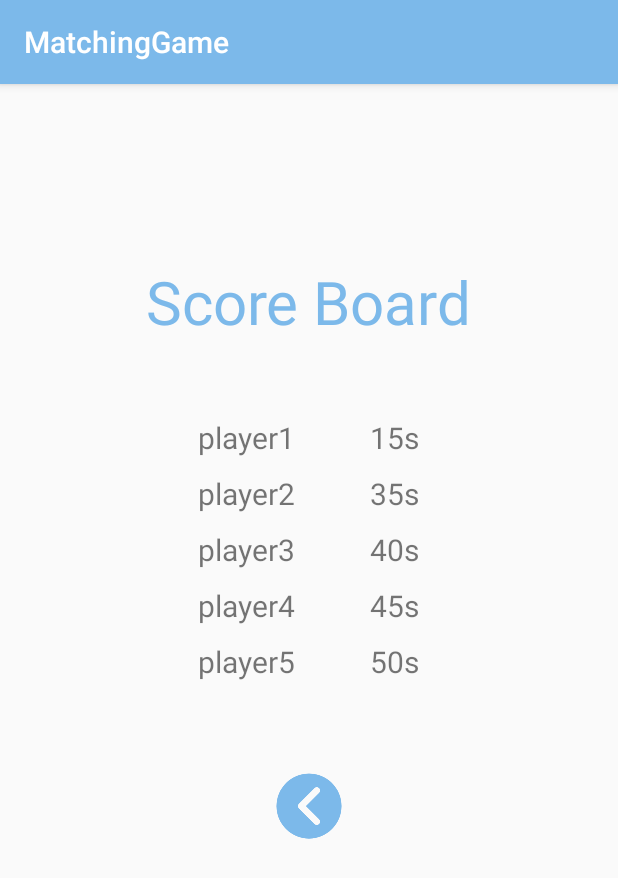
After one commit to zacaugustzac/MatchingGameCA, an Android app: the ScoreActivity screen opened directly, with no data from a screen before it, on a phone screen of 412 x 824 dp. The commit adds this screen. Shown: the top 878 px of the screen. Run offline under Robolectric (Android 15) with nearby library versions, the phone set to English and light mode, and no system bars.

Commit message:
Create the layout with score activity.

```diff
--- /dev/null
+++ b/app/src/main/java/com/example/matchinggame/ScoreActivity.java
@@ -0,0 +1,27 @@
+package com.example.matchinggame;
+
+import androidx.appcompat.app.AppCompatActivity;
+
+import android.content.Intent;
+import android.os.Bundle;
+import android.view.View;
+import android.widget.Button;
+
+public class ScoreActivity extends AppCompatActivity {
+    private Button mback;
+
+
+    @Override
+    protected void onCreate(Bundle savedInstanceState) {
+        super.onCreate(savedInstanceState);
+        setContentView(R.layout.activity_score);
+        mback = findViewById(R.id.back);
+        mback.setOnClickListener(new View.OnClickListener() {
+            @Override
+            public void onClick(View v) {
+                Intent intent = new Intent(ScoreActivity.this, MainActivity.class);
+                startActivity(intent);
+            }
+        });
+    }
+}
--- /dev/null
+++ b/app/src/main/res/layout/activity_score.xml
@@ -0,0 +1,132 @@
+<?xml version="1.0" encoding="utf-8"?>
+<LinearLayout xmlns:android="http://schemas.android.com/apk/res/android"
+    android:layout_width="match_parent"
+    android:layout_height="match_parent"
+    android:gravity="center"
+    android:orientation="vertical">
+
+    <TextView
+        android:id="@+id/title"
+        android:layout_width="wrap_content"
+        android:layout_height="wrap_content"
+        android:layout_marginTop="-100dp"
+        android:text="Score Board"
+        android:textColor="@color/blue"
+        android:textSize="40dp" />
+
+    <LinearLayout
+        android:layout_width="wrap_content"
+        android:layout_height="wrap_content"
+        android:layout_marginTop="50dp"
+        android:orientation="horizontal">
+
+        <TextView
+            android:layout_width="wrap_content"
+            android:layout_height="wrap_content"
+            android:layout_marginRight="50dp"
+            android:text="player1"
+            android:textSize="20dp" />
+
+        <TextView
+            android:layout_width="wrap_content"
+            android:layout_height="wrap_content"
+            android:text="15s"
+            android:textSize="20dp" />
+
+    </LinearLayout>
+
+    <LinearLayout
+        android:layout_width="wrap_content"
+        android:layout_height="wrap_content"
+        android:layout_marginTop="10dp"
+        android:orientation="horizontal">
+
+        <TextView
+            android:layout_width="wrap_content"
+            android:layout_height="wrap_content"
+            android:layout_marginRight="50dp"
+            android:text="player2"
+            android:textSize="20dp" />
+
+        <TextView
+            android:layout_width="wrap_content"
+            android:layout_height="wrap_content"
+            android:text="35s"
+            android:textSize="20dp" />
+
+    </LinearLayout>
+
+    <LinearLayout
+        android:layout_width="wrap_content"
+        android:layout_height="wrap_content"
+        android:layout_marginTop="10dp"
+        android:orientation="horizontal">
+
+        <TextView
+            android:layout_width="wrap_content"
+            android:layout_height="wrap_content"
+            android:layout_marginRight="50dp"
+            android:text="player3"
+            android:textSize="20dp" />
+
+        <TextView
+            android:layout_width="wrap_content"
+            android:layout_height="wrap_content"
+            android:text="40s"
+            android:textSize="20dp" />
+
+    </LinearLayout>
+
+    <LinearLayout
+        android:layout_width="wrap_content"
+        android:layout_height="wrap_content"
+        android:layout_marginTop="10dp"
+        android:orientation="horizontal">
+
+        <TextView
+            android:layout_width="wrap_content"
+            android:layout_height="wrap_content"
+            android:layout_marginRight="50dp"
+            android:text="player4"
+            android:textSize="20dp" />
+
+        <TextView
+            android:layout_width="wrap_content"
+            android:layout_height="wrap_content"
+            android:text="45s"
+            android:textSize="20dp" />
+
+    </LinearLayout>
+
+    <LinearLayout
+        android:layout_width="wrap_content"
+        android:layout_height="wrap_content"
+        android:layout_marginTop="10dp"
+        android:orientation="horizontal">
+
+        <TextView
+            android:layout_width="wrap_content"
+            android:layout_height="wrap_content"
+            android:layout_marginRight="50dp"
+            android:text="player5"
+            android:textSize="20dp" />
+
+        <TextView
+            android:layout_width="wrap_content"
+            android:layout_height="wrap_content"
+            android:text="50s"
+            android:textSize="20dp" />
+
+    </LinearLayout>
+
+    <Button
+        android:id="@+id/back"
+        android:layout_width="45dp"
+        android:layout_height="45dp"
+        android:layout_alignParentBottom="true"
+        android:layout_marginTop="60dp"
+        android:background="@drawable/back"
+        android:textColor="@color/white"/>
+
+
+</LinearLayout>
--- a/app/src/main/res/values-night/themes.xml
+++ b/app/src/main/res/values-night/themes.xml
@@ -2,8 +2,8 @@
     <!-- Base application theme. -->
     <style name="Theme.MatchingGame" parent="Theme.AppCompat.Light.DarkActionBar">
         <!-- Primary brand color. -->
-        <item name="colorPrimary">@color/purple_200</item>
-        <item name="colorPrimaryVariant">@color/purple_700</item>
+        <item name="colorPrimary">@color/blue</item>
+        <item name="colorPrimaryVariant">@color/title</item>
         <item name="colorOnPrimary">@color/black</item>
         <!-- Secondary brand color. -->
         <item name="colorSecondary">@color/teal_200</item>
--- a/app/src/main/res/values/colors.xml
+++ b/app/src/main/res/values/colors.xml
@@ -2,7 +2,7 @@
 <resources>
     <color name="purple_200">#FFBB86FC</color>
     <color name="purple_500">#FF6200EE</color>
-    <color name="purple_700">#FF3700B3</color>
+    <color name="title">#2196F3</color>
     <color name="teal_200">#FF03DAC5</color>
     <color name="teal_700">#FF018786</color>
     <color name="black">#FF000000</color>
@@ -11,4 +11,5 @@
     <color name="hint">	#708090</color>
     <color name="red">#ff4d4d</color>
     <color name="green">#009933</color>
+    <color name="blue">#7CB9EA</color>
 </resources>
--- a/app/src/main/res/values/themes.xml
+++ b/app/src/main/res/values/themes.xml
@@ -2,8 +2,7 @@
     <!-- Base application theme. -->
     <style name="Theme.MatchingGame" parent="Theme.AppCompat.Light.DarkActionBar">
         <!-- Primary brand color. -->
-        <item name="colorPrimary">@color/purple_500</item>
-        <item name="colorPrimaryVariant">@color/purple_700</item>
+        <item name="colorPrimary">@color/blue</item>
         <item name="colorOnPrimary">@color/white</item>
         <!-- Secondary brand color. -->
         <item name="colorSecondary">@color/teal_200</item>
```
Also changed, not shown: app/src/main/AndroidManifest.xml (+4 -4 lines), app/src/main/java/com/example/matchinggame/MainActivity.java (+43 -37 lines), app/src/main/res/layout/activity_game.xml (+12 -14 lines), app/src/main/res/layout/activity_main.xml (+22 -13 lines), app/src/main/res/drawable-v24/back.png (added), app/src/main/res/drawable-v24/prizecup.png (added), app/src/main/res/drawable-v24/reset.png (added), app/src/main/res/drawable-v24/search.png (added).
